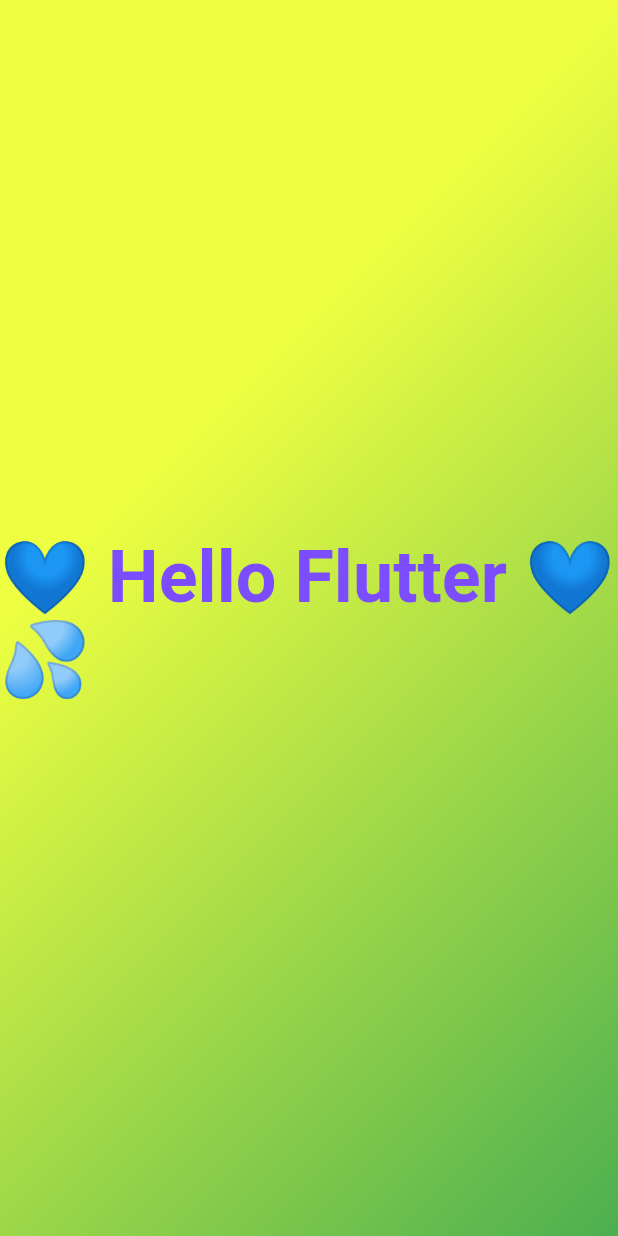
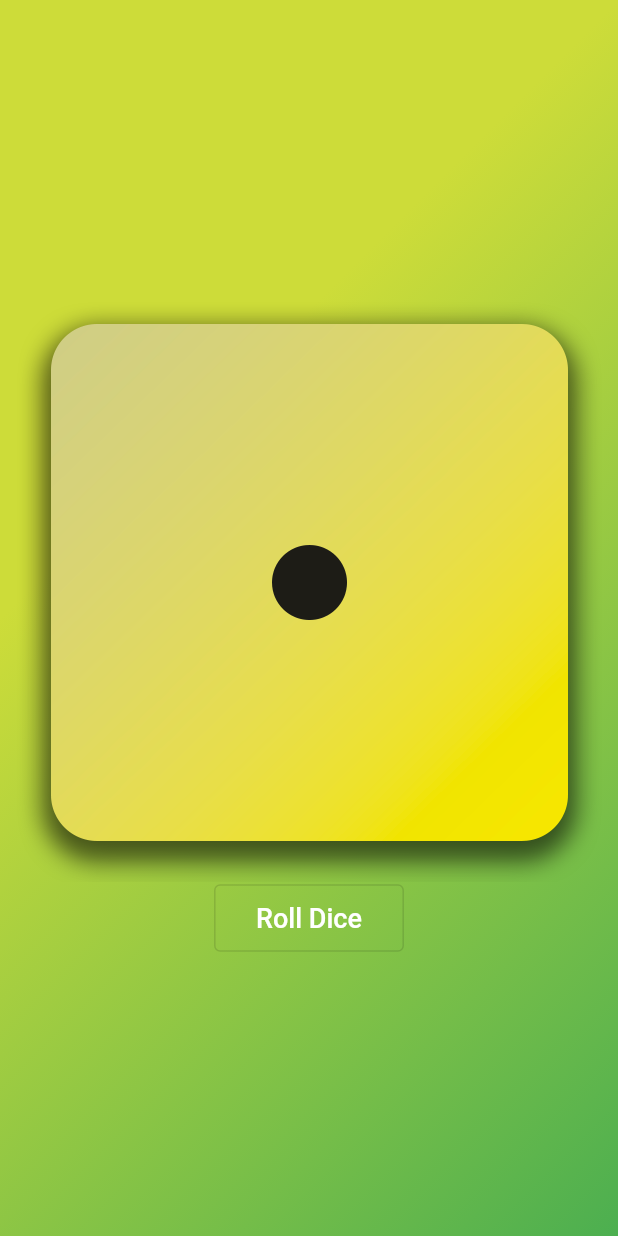
Before and after one commit to alilosoft/flutter_dice_roll, a Flutter app: the screen it shows after launch, on a phone screen of 412 x 824 dp. Run offline on Flutter 3.47's test engine with Material 2 defaults, Android fonts, the phone set to English and light mode, and no system bars.

Commit message:
add dice roller

```diff
--- /dev/null
+++ b/lib/dice_roller.dart
@@ -0,0 +1,46 @@
+import 'dart:math';
+
+import 'package:flutter/material.dart';
+
+class DiceRoller extends StatefulWidget {
+  const DiceRoller({super.key});
+
+  @override
+  State<DiceRoller> createState() => _DiceRollerState();
+}
+
+class _DiceRollerState extends State<DiceRoller> {
+  var _currentDice = 'assets/images/dice-1.png';
+
+  void rollDice() {
+    final num = Random().nextInt(6) + 1;
+    setState(() {
+      _currentDice = 'assets/images/dice-$num.png';
+    });
+  }
+
+  @override
+  Widget build(BuildContext context) {
+    return Center(
+      child: Column(
+        mainAxisSize: MainAxisSize.min,
+        children: [
+          GestureDetector(
+            onTap: rollDice,
+            child: Image.asset(_currentDice, scale: 1.5),
+          ),
+          OutlinedButton(
+            onPressed: rollDice,
+            child: const Padding(
+              padding: EdgeInsets.all(12.0),
+              child: Text(
+                'Roll Dice',
+                style: TextStyle(fontSize: 18, color: Colors.white),
+              ),
+            ),
+          )
+        ],
+      ),
+    );
+  }
+}
--- a/lib/main.dart
+++ b/lib/main.dart
@@ -1,6 +1,7 @@
 import 'package:flutter/material.dart';
 import 'package:first_app/gradient_container.dart';
-import 'package:first_app/styled_text.dart';
+
+import 'dice_roller.dart';
 
 main() {
   runApp(const MyApp());
@@ -12,11 +13,11 @@ class MyApp extends StatelessWidget {
   @override
   Widget build(BuildContext context) {
     return const MaterialApp(
-      title: 'First Flutter App',
+      title: 'Dice Roll App',
       home: Scaffold(
         body: GradientContainer(
-          colors: [Colors.limeAccent, Colors.green],
-          child: StyledText('💙 Hello Flutter 💙💦'),
+          colors: [Colors.lime, Colors.green],
+          child: DiceRoller(),
         ),
       ),
     );
```
